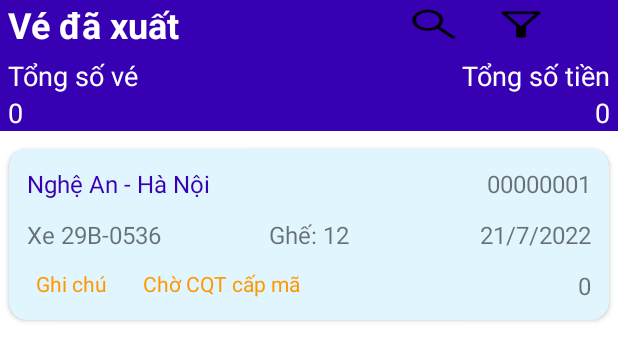
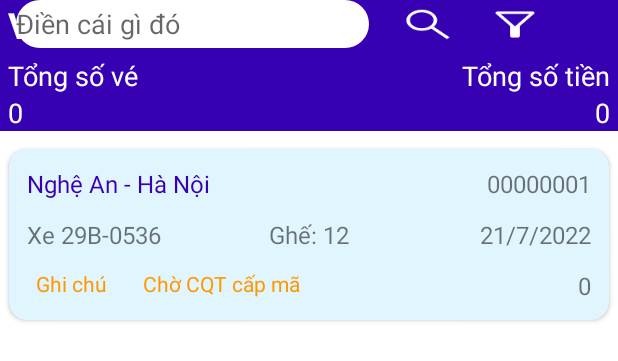
Before and after one commit to Hngdcmnh/mobileD20, an Android app: the layout activity_main.xml on its own in the app's theme, with its tools: preview values and no code run, on a phone screen of 412 x 824 dp. Shown: the top 361 px of the screen. Run offline under Robolectric (Android 15) with nearby library versions, the phone set to English and light mode, and no system bars.

Commit message:
First Commit

```diff
--- a/app/build.gradle
+++ b/app/build.gradle
@@ -2,7 +2,7 @@ plugins {
     id 'com.android.application'
     id 'kotlin-android'
 }
-
+apply plugin: 'kotlin-android-extensions'
 android {
     compileSdk 32
 
--- a/app/src/main/java/com/example/trainingmobiled20/MainActivity.kt
+++ b/app/src/main/java/com/example/trainingmobiled20/MainActivity.kt
@@ -1,11 +1,24 @@
 package com.example.trainingmobiled20
 
+import android.R.id
+import android.os.Bundle
+import android.view.View
+import android.widget.TextView
 import androidx.appcompat.app.AppCompatActivity
-import android.os.Bundle
+import kotlinx.android.synthetic.main.activity_main.*
+
 
 class MainActivity : AppCompatActivity() {
     override fun onCreate(savedInstanceState: Bundle?) {
         super.onCreate(savedInstanceState)
         setContentView(R.layout.activity_main)
+        textSearch.visibility = View.INVISIBLE
     }
+
+    fun search(view: View) {
+        textSearch.visibility = View.VISIBLE
+        theTicket.visibility = View.INVISIBLE
+    }
+
+
 }
--- /dev/null
+++ b/app/src/main/res/drawable/backgroundtext.xml
@@ -0,0 +1,11 @@
+<?xml version="1.0" encoding="utf-8"?>
+<shape xmlns:android="http://schemas.android.com/apk/res/android"
+    android:shape="rectangle">
+    <solid android:color="@color/white"/>
+    <corners
+        android:bottomLeftRadius="20dp"
+        android:bottomRightRadius="20dp"
+        android:topLeftRadius="20dp"
+        android:topRightRadius="20dp"/>
+
+</shape>
--- a/app/src/main/res/drawable/ic_filter_alt_fill0_wght400_grad0_opsz48.xml
+++ b/app/src/main/res/drawable/ic_filter_alt_fill0_wght400_grad0_opsz48.xml
@@ -4,6 +4,6 @@
     android:viewportWidth="48"
     android:viewportHeight="48">
   <path
-      android:fillColor="#FF000000"
+      android:fillColor="#FFFFFF"
       android:pathData="M22,40q-0.85,0 -1.425,-0.575Q20,38.85 20,38L20,26L8.05,10.75q-0.7,-0.85 -0.2,-1.8Q8.35,8 9.4,8h29.2q1.05,0 1.55,0.95t-0.2,1.8L28,26v12q0,0.85 -0.575,1.425Q26.85,40 26,40ZM24,26.2L36,11L12,11ZM24,26.2Z"/>
 </vector>
--- a/app/src/main/res/drawable/ic_search_fill0_wght400_grad0_opsz48.xml
+++ b/app/src/main/res/drawable/ic_search_fill0_wght400_grad0_opsz48.xml
@@ -4,6 +4,6 @@
     android:viewportWidth="48"
     android:viewportHeight="48">
   <path
-      android:fillColor="#FF000000"
+      android:fillColor="#FFFFFF"
       android:pathData="M39.8,41.95 L26.65,28.8q-1.5,1.3 -3.5,2.025 -2,0.725 -4.25,0.725 -5.4,0 -9.15,-3.75T6,18.75q0,-5.3 3.75,-9.05 3.75,-3.75 9.1,-3.75 5.3,0 9.025,3.75 3.725,3.75 3.725,9.05 0,2.15 -0.7,4.15 -0.7,2 -2.1,3.75L42,39.75ZM18.85,28.55q4.05,0 6.9,-2.875Q28.6,22.8 28.6,18.75t-2.85,-6.925Q22.9,8.95 18.85,8.95q-4.1,0 -6.975,2.875T9,18.75q0,4.05 2.875,6.925t6.975,2.875Z"/>
 </vector>
--- a/app/src/main/res/layout/activity_main.xml
+++ b/app/src/main/res/layout/activity_main.xml
@@ -14,22 +14,37 @@
         android:background="@color/purple_700"
         android:paddingLeft="5dp"
         android:paddingBottom="5dp">
+        <FrameLayout
+            android:layout_width="wrap_content"
+            android:layout_height="wrap_content">
             <TextView
+                android:id="@+id/theTicket"
                 android:layout_width="wrap_content"
                 android:layout_height="wrap_content"
                 android:text="Vé đã xuất"
                 android:textColor="@color/white"
                 android:textSize="24dp"
                 android:textStyle="bold"/>
+            <EditText
+                android:id="@+id/textSearch"
+                android:layout_width="235dp"
+                android:layout_height="32dp"
+                android:hint="Điền cái gì đó"
+                android:layout_marginLeft="5dp"
+                android:background="@drawable/backgroundtext"/>
+        </FrameLayout>
+
 
         <ImageView
+            android:id="@+id/theSearch"
             android:layout_width="wrap_content"
             android:layout_height="match_parent"
             android:background="@drawable/ic_search_fill0_wght400_grad0_opsz48"
             android:scaleX="0.8"
             android:scaleY="0.8"
             android:scaleType="center"
-            android:layout_marginLeft="145dp"/>
+            android:onClick="search"
+            android:layout_marginLeft="15dp"/>
         <ImageView
             android:layout_width="wrap_content"
             android:layout_height="match_parent"
--- a/app/src/main/res/values-night/themes.xml
+++ b/app/src/main/res/values-night/themes.xml
@@ -1,6 +1,6 @@
 <resources xmlns:tools="http://schemas.android.com/tools">
     <!-- Base application theme. -->
-    <style name="Theme.TrainingMobileD20" parent="Theme.MaterialComponents.DayNight.DarkActionBar">
+    <style name="Theme.TrainingMobileD20" parent="Theme.MaterialComponents.DayNight.NoActionBar">
         <!-- Primary brand color. -->
         <item name="colorPrimary">@color/purple_200</item>
         <item name="colorPrimaryVariant">@color/purple_700</item>
--- a/app/src/main/res/values/themes.xml
+++ b/app/src/main/res/values/themes.xml
@@ -1,6 +1,6 @@
 <resources xmlns:tools="http://schemas.android.com/tools">
     <!-- Base application theme. -->
-    <style name="Theme.TrainingMobileD20" parent="Theme.MaterialComponents.DayNight.DarkActionBar">
+    <style name="Theme.TrainingMobileD20" parent="Theme.MaterialComponents.DayNight.NoActionBar">
         <!-- Primary brand color. -->
         <item name="colorPrimary">@color/purple_500</item>
         <item name="colorPrimaryVariant">@color/purple_700</item>
```
Lines whose indentation alone changed are shown as unchanged.
